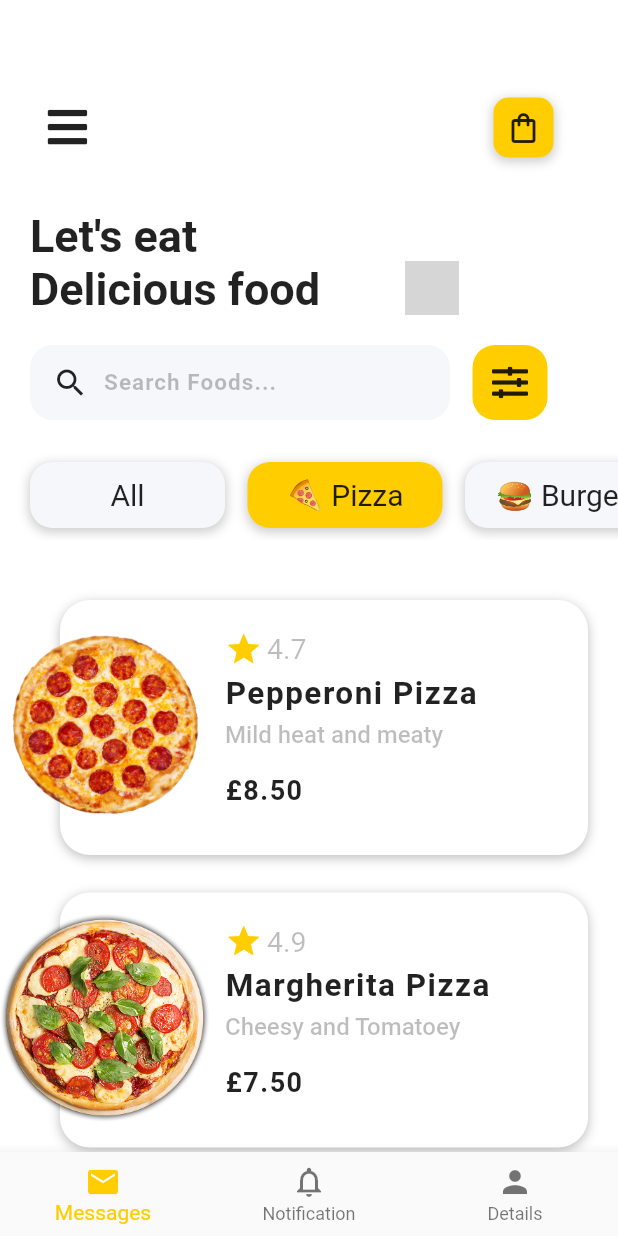
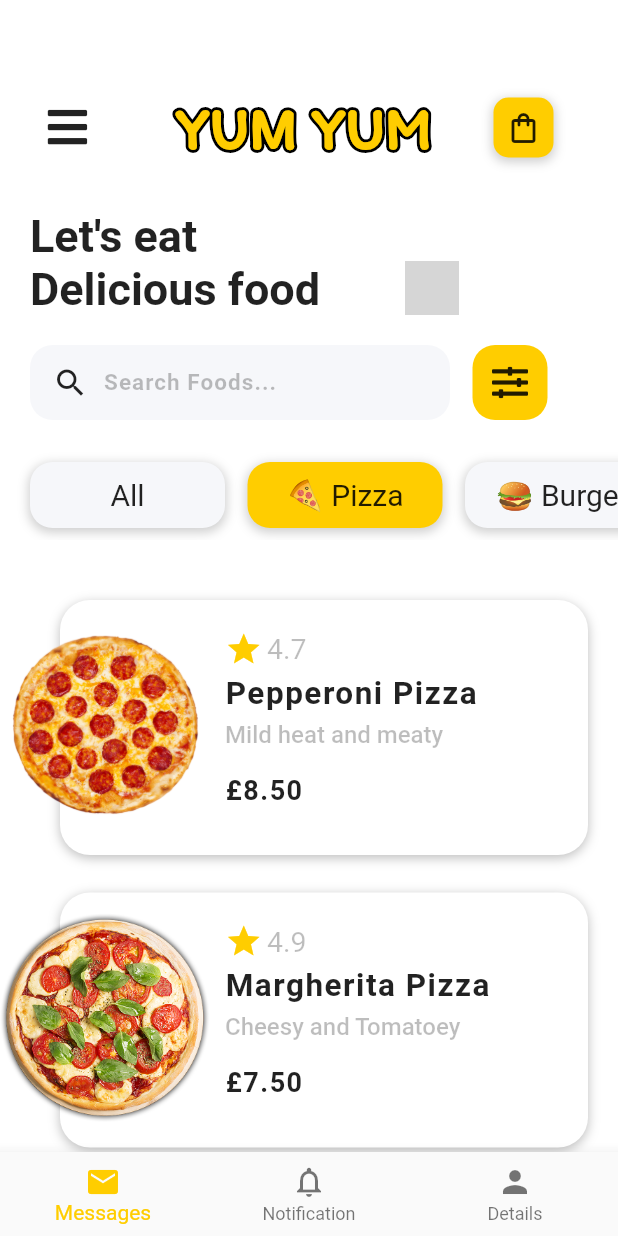
Before and after one commit to jayp97/flutter_food_delivery_app, a Flutter app: the screen it shows after launch, on a phone screen of 412 x 824 dp. Run offline on Flutter 3.47's test engine with Material 2 defaults, Android fonts, the phone set to English and light mode, and no system bars; drawn by our look-alikes of bordered_text; our stand-ins replace font_awesome_flutter; missing offline and left inert: enum_to_string; network calls fail; grey boxes are pictures that could not be loaded.

Commit message:
I added a logo title to some of the screens, YUM YUM. I also added a YUM YUM Splash Screen (on loading of the app it appears). I updated the pubspec.yaml to with a package that allows me to add strokes to my text (text outlines) and also the Itim font type used for the YUM YUM Logo.

```diff
--- a/lib/screens/item_screen.dart
+++ b/lib/screens/item_screen.dart
@@ -2,6 +2,7 @@ import 'package:flutter/material.dart';
 import 'package:flutter_food_delivery_app/models/food_model.dart';
 import 'package:flutter_food_delivery_app/screens/checkout_screen.dart';
 import 'package:flutter_food_delivery_app/widgets/BottomBar.dart';
+import 'package:flutter_food_delivery_app/widgets/app_logo.dart';
 import 'package:flutter_food_delivery_app/widgets/float_button.dart';
 import 'package:flutter_food_delivery_app/widgets/float_button_ingredients.dart';
 import 'package:flutter_food_delivery_app/widgets/quantity_button.dart';
@@ -88,6 +89,7 @@ class _ItemScreenState extends State<ItemScreen> {
                             },
                           ),
                         ),
+                        AppLogo(padding: 20.0),
                         Padding(
                           padding: EdgeInsets.only(right: 30.0),
                           child: ShoppingCartButton(
@@ -202,7 +204,7 @@ class _ItemScreenState extends State<ItemScreen> {
                   ),
                   Padding(
                     padding:
-                        EdgeInsets.only(left: 25.0, top: 35.0, bottom: 20.0),
+                        EdgeInsets.only(left: 25.0, top: 35.0, bottom: 13.0),
                     child: Text(
                       'Ingredients',
                       style: TextStyle(
@@ -248,7 +250,7 @@ class _ItemScreenState extends State<ItemScreen> {
             ],
           ),
           Positioned(
-            top: 523.0,
+            top: 537.0,
             left: 155.0,
             child: QuantityButton(
               onTapDown: () {
--- /dev/null
+++ b/lib/widgets/app_logo.dart
@@ -0,0 +1,39 @@
+import 'package:flutter/material.dart';
+import 'package:flutter_food_delivery_app/screens/home_screen.dart';
+import 'package:bordered_text/bordered_text.dart';
+
+class AppLogo extends StatelessWidget {
+  final double padding;
+
+  AppLogo({this.padding});
+
+  @override
+  Widget build(BuildContext context) {
+    return GestureDetector(
+      onTap: () {
+        Navigator.push(
+          context,
+          MaterialPageRoute(
+            builder: (context) => HomeScreen(),
+          ),
+        );
+      },
+      child: Padding(
+        padding: EdgeInsets.only(left: padding),
+        child: BorderedText(
+          strokeWidth: 4.0,
+          strokeColor: Colors.black,
+          child: Text(
+            'YUM YUM',
+            style: TextStyle(
+              fontSize: 40.0,
+              fontFamily: 'Itim',
+              color: Theme.of(context).primaryColor,
+              fontWeight: FontWeight.bold,
+            ),
+          ),
+        ),
+      ),
+    );
+  }
+}
--- a/lib/widgets/home_app_bar.dart
+++ b/lib/widgets/home_app_bar.dart
@@ -1,5 +1,6 @@
 import 'package:flutter/material.dart';
 import 'package:flutter_food_delivery_app/screens/checkout_screen.dart';
+import 'package:flutter_food_delivery_app/widgets/app_logo.dart';
 import 'package:flutter_food_delivery_app/widgets/shopping_cart_button.dart';
 import 'package:font_awesome_flutter/font_awesome_flutter.dart';
 import 'float_button.dart';
@@ -17,6 +18,7 @@ class HomeAppBar extends StatelessWidget {
             FontAwesomeIcons.bars,
             size: 30.0,
           ),
+          AppLogo(padding: 36.0),
           Padding(
             padding: EdgeInsets.only(right: 1.0),
             child: ShoppingCartButton(
--- a/lib/widgets/homescreen_title.dart
+++ b/lib/widgets/homescreen_title.dart
@@ -17,6 +17,7 @@ class HomeScreenTitle extends StatelessWidget {
               style: TextStyle(
                 fontWeight: FontWeight.bold,
                 fontSize: 30.0,
+                // fontFamily: 'Itim',
               ),
             ),
           ),
--- a/pubspec.yaml
+++ b/pubspec.yaml
@@ -27,6 +27,7 @@ dependencies:
   provider: ^4.3.2+2
   recase: ^3.0.0
   enum_to_string: ^1.0.13
+  bordered_text: ^1.0.1
 
 dev_dependencies:
   flutter_test:
@@ -51,7 +52,10 @@ flutter:
     - assets/images/chips/
     - assets/images/ingredients/
 
-
+  fonts:
+    - family: Itim
+      fonts:
+        - asset: assets/fonts/Itim-Regular.ttf
   # An image asset can refer to one or more resolution-specific "variants", see
   # https://flutter.dev/assets-and-images/#resolution-aware.
 
```
Also changed, not shown: lib/screens/checkout_screen.dart (+10 -0 lines), lib/screens/dummy_screen.dart (added, +15 -0 lines), assets/fonts/Itim-Regular.ttf (added), pubspec.lock, 10 other files.
